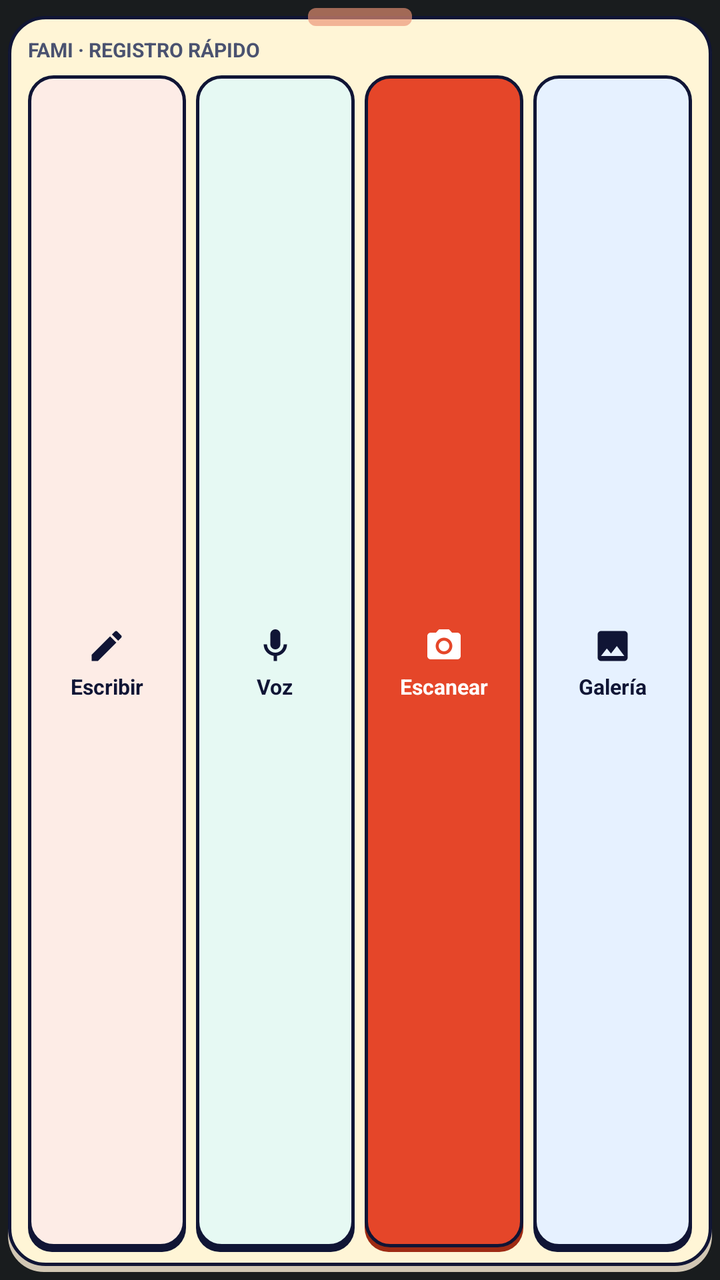
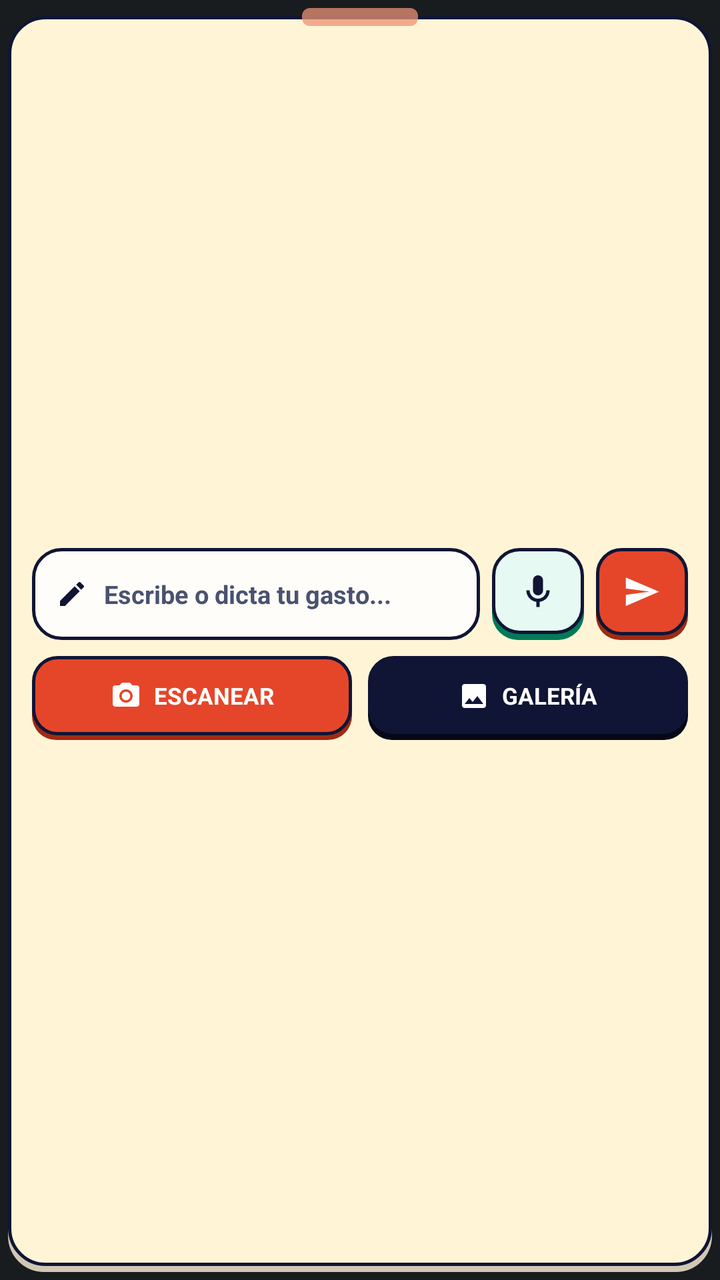

The first picture is an Android layout as it rendered before a commit; the second is the same layout after the commit. The layout source and the unified diff follow.
<!-- AndroidManifest.xml: application theme Theme.MyApplication -->
<!-- res/layout/widget_fami_quick.xml -->
<?xml version="1.0" encoding="utf-8"?>
<FrameLayout xmlns:android="http://schemas.android.com/apk/res/android"
    android:layout_width="match_parent"
    android:layout_height="match_parent"
    android:padding="4dp">

    
    <LinearLayout
        android:id="@+id/widget_root"
        android:layout_width="match_parent"
        android:layout_height="match_parent"
        android:layout_marginTop="4dp"
        android:background="@drawable/widget_sticky_note_bg"
        android:orientation="vertical"
        android:paddingStart="10dp"
        android:paddingTop="10dp"
        android:paddingEnd="10dp"
        android:paddingBottom="10dp">

        
        <LinearLayout
            android:layout_width="match_parent"
            android:layout_height="wrap_content"
            android:gravity="center_vertical"
            android:orientation="horizontal"
            android:paddingBottom="6dp">

            <TextView
                android:layout_width="0dp"
                android:layout_height="wrap_content"
                android:layout_weight="1"
                android:ellipsize="end"
                android:maxLines="1"
                android:text="FAMI · REGISTRO RÁPIDO"
                android:textColor="@color/widget_sticky_ink_muted"
                android:textSize="10sp"
                android:textStyle="bold" />
        </LinearLayout>

        
        <LinearLayout
            android:layout_width="match_parent"
            android:layout_height="0dp"
            android:layout_weight="1"
            android:baselineAligned="false"
            android:gravity="center"
            android:orientation="horizontal">

            
            <LinearLayout
                android:id="@+id/widget_btn_write"
                android:layout_width="0dp"
                android:layout_height="match_parent"
                android:layout_marginEnd="5dp"
                android:layout_weight="1"
                android:background="@drawable/widget_btn_peach"
                android:clickable="true"
                android:contentDescription="Escribir movimiento"
                android:focusable="true"
                android:gravity="center"
                android:orientation="vertical"
                android:padding="6dp">

                <ImageView
                    android:layout_width="20dp"
                    android:layout_height="20dp"
                    android:contentDescription="@null"
                    android:src="@drawable/ic_widget_edit" />

                <TextView
                    android:layout_width="wrap_content"
                    android:layout_height="wrap_content"
                    android:layout_marginTop="3dp"
                    android:ellipsize="end"
                    android:maxLines="1"
                    android:text="Escribir"
                    android:textColor="@color/widget_sticky_ink"
                    android:textSize="10.5sp"
                    android:textStyle="bold" />
            </LinearLayout>

            
            <LinearLayout
                android:id="@+id/widget_btn_voice"
                android:layout_width="0dp"
                android:layout_height="match_parent"
                android:layout_marginEnd="5dp"
                android:layout_weight="1"
                android:background="@drawable/widget_btn_mint"
                android:clickable="true"
                android:contentDescription="Dictar movimiento por voz"
                android:focusable="true"
                android:gravity="center"
                android:orientation="vertical"
                android:padding="6dp">

                <ImageView
                    android:layout_width="20dp"
                    android:layout_height="20dp"
                    android:contentDescription="@null"
                    android:src="@drawable/ic_widget_mic" />

                <TextView
                    android:layout_width="wrap_content"
                    android:layout_height="wrap_content"
                    android:layout_marginTop="3dp"
                    android:ellipsize="end"
                    android:maxLines="1"
                    android:text="Voz"
                    android:textColor="@color/widget_sticky_ink"
                    android:textSize="10.5sp"
                    android:textStyle="bold" />
            </LinearLayout>

            
            <LinearLayout
                android:id="@+id/widget_btn_scan"
                android:layout_width="0dp"
                android:layout_height="match_parent"
                android:layout_marginEnd="5dp"
                android:layout_weight="1"
                android:background="@drawable/widget_btn_coral"
                android:clickable="true"
                android:contentDescription="Escanear recibo con cámara"
                android:focusable="true"
                android:gravity="center"
                android:orientation="vertical"
                android:padding="6dp">

                <ImageView
                    android:layout_width="20dp"
                    android:layout_height="20dp"
                    android:contentDescription="@null"
                    android:src="@drawable/ic_widget_camera" />

                <TextView
                    android:layout_width="wrap_content"
                    android:layout_height="wrap_content"
                    android:layout_marginTop="3dp"
                    android:ellipsize="end"
                    android:maxLines="1"
                    android:text="Escanear"
                    android:textColor="@color/white"
                    android:textSize="10.5sp"
                    android:textStyle="bold" />
            </LinearLayout>

            
            <LinearLayout
                android:id="@+id/widget_btn_gallery"
                android:layout_width="0dp"
                android:layout_height="match_parent"
                android:layout_weight="1"
                android:background="@drawable/widget_btn_sky"
                android:clickable="true"
                android:contentDescription="Seleccionar recibo de galería"
                android:focusable="true"
                android:gravity="center"
                android:orientation="vertical"
                android:padding="6dp">

                <ImageView
                    android:layout_width="20dp"
                    android:layout_height="20dp"
                    android:contentDescription="@null"
                    android:src="@drawable/ic_widget_gallery" />

                <TextView
                    android:layout_width="wrap_content"
                    android:layout_height="wrap_content"
                    android:layout_marginTop="3dp"
                    android:ellipsize="end"
                    android:maxLines="1"
                    android:text="Galería"
                    android:textColor="@color/widget_sticky_ink"
                    android:textSize="10.5sp"
                    android:textStyle="bold" />
            </LinearLayout>
        </LinearLayout>
    </LinearLayout>

    
    <ImageView
        android:layout_width="52dp"
        android:layout_height="9dp"
        android:layout_gravity="top|center_horizontal"
        android:contentDescription="@null"
        android:src="@drawable/widget_sticky_tape" />

</FrameLayout>
<!-- resources referenced by this layout -->
<resources>
  <color name="white">#FFFFFFFF</color>
  <color name="widget_sticky_ink">#FF101535</color>
  <color name="widget_sticky_ink_muted">#FF4A5270</color>
  <!-- drawable ic_widget_gallery (drawable) -->
  <vector xmlns:android="http://schemas.android.com/apk/res/android"
      android:width="24dp"
      android:height="24dp"
      android:viewportWidth="24"
      android:viewportHeight="24">
      <path
          android:fillColor="@color/widget_sticky_ink"
          android:pathData="M21,19V5c0,-1.1 -0.9,-2 -2,-2H5c-1.1,0 -2,0.9 -2,2v14c0,1.1 0.9,2 2,2h14c1.1,0 2,-0.9 2,-2zM8.5,13.5l2.5,3.01L14.5,12l4.5,6H5l3.5,-4.5z" />
  </vector>
  <!-- drawable widget_btn_mint (drawable) -->
  <?xml version="1.0" encoding="utf-8"?>
  <layer-list xmlns:android="http://schemas.android.com/apk/res/android">
      <item android:top="2.5dp">
          <shape android:shape="rectangle">
              <solid android:color="@color/widget_sticky_border" />
              <corners android:radius="12dp" />
          </shape>
      </item>
      <item android:bottom="2.5dp">
          <shape android:shape="rectangle">
              <solid android:color="@color/widget_btn_mint_bg" />
              <stroke
                  android:width="1.5dp"
                  android:color="@color/widget_sticky_border" />
              <corners android:radius="12dp" />
          </shape>
      </item>
  </layer-list>
  <!-- drawable widget_btn_peach (drawable) -->
  <?xml version="1.0" encoding="utf-8"?>
  <layer-list xmlns:android="http://schemas.android.com/apk/res/android">
      <item android:top="2.5dp">
          <shape android:shape="rectangle">
              <solid android:color="@color/widget_sticky_border" />
              <corners android:radius="12dp" />
          </shape>
      </item>
      <item android:bottom="2.5dp">
          <shape android:shape="rectangle">
              <solid android:color="@color/widget_btn_peach_bg" />
              <stroke
                  android:width="1.5dp"
                  android:color="@color/widget_sticky_border" />
              <corners android:radius="12dp" />
          </shape>
      </item>
  </layer-list>
  <!-- drawable widget_btn_sky (drawable) -->
  <?xml version="1.0" encoding="utf-8"?>
  <layer-list xmlns:android="http://schemas.android.com/apk/res/android">
      <item android:top="2.5dp">
          <shape android:shape="rectangle">
              <solid android:color="@color/widget_sticky_border" />
              <corners android:radius="12dp" />
          </shape>
      </item>
      <item android:bottom="2.5dp">
          <shape android:shape="rectangle">
              <solid android:color="@color/widget_btn_sky_bg" />
              <stroke
                  android:width="1.5dp"
                  android:color="@color/widget_sticky_border" />
              <corners android:radius="12dp" />
          </shape>
      </item>
  </layer-list>
  <!-- drawable widget_sticky_tape (drawable) -->
  <?xml version="1.0" encoding="utf-8"?>
  <shape xmlns:android="http://schemas.android.com/apk/res/android"
      android:shape="rectangle">
      <solid android:color="@color/widget_sticky_tape" />
      <corners android:radius="4dp" />
  </shape>
  <style name="Theme.MyApplication" parent="android:Theme.DeviceDefault.NoActionBar" />
  <color name="widget_btn_coral_lip">#FF9E2B14</color>
  <color name="widget_btn_coral_bg">#FFE54629</color>
  <color name="widget_sticky_border">#FF101535</color>
  <color name="widget_btn_mint_bg">#FFE6F9F3</color>
  <color name="widget_btn_peach_bg">#FFFDECE6</color>
  <color name="widget_btn_sky_bg">#FFE6F1FF</color>
  <color name="widget_sticky_shadow">#FFD2C7B4</color>
  <color name="widget_sticky_bg">#FFFFF5D6</color>
  <color name="widget_sticky_tape">#A6EB9376</color>
  <!-- unchanged entries left out for length: 5 -->
</resources>

<!-- the commit's change to res/layout/widget_fami_quick.xml (unified diff, before → after) -->
@@ -11,39 +11,18 @@
         android:layout_height="match_parent"
         android:layout_marginTop="4dp"
         android:background="@drawable/widget_sticky_note_bg"
+        android:gravity="center_vertical"
         android:orientation="vertical"
-        android:paddingStart="10dp"
-        android:paddingTop="10dp"
-        android:paddingEnd="10dp"
-        android:paddingBottom="10dp">
+        android:paddingStart="12dp"
+        android:paddingTop="12dp"
+        android:paddingEnd="12dp"
+        android:paddingBottom="12dp">
 
         
         <LinearLayout
             android:layout_width="match_parent"
-            android:layout_height="wrap_content"
+            android:layout_height="46dp"
             android:gravity="center_vertical"
-            android:orientation="horizontal"
-            android:paddingBottom="6dp">
-
-            <TextView
-                android:layout_width="0dp"
-                android:layout_height="wrap_content"
-                android:layout_weight="1"
-                android:ellipsize="end"
-                android:maxLines="1"
-                android:text="FAMI · REGISTRO RÁPIDO"
-                android:textColor="@color/widget_sticky_ink_muted"
-                android:textSize="10sp"
-                android:textStyle="bold" />
-        </LinearLayout>
-
-        
-        <LinearLayout
-            android:layout_width="match_parent"
-            android:layout_height="0dp"
-            android:layout_weight="1"
-            android:baselineAligned="false"
-            android:gravity="center"
             android:orientation="horizontal">
 
             
@@ -51,97 +30,119 @@
                 android:id="@+id/widget_btn_write"
                 android:layout_width="0dp"
                 android:layout_height="match_parent"
-                android:layout_marginEnd="5dp"
+                android:layout_marginEnd="6dp"
                 android:layout_weight="1"
-                android:background="@drawable/widget_btn_peach"
+                android:background="@drawable/widget_input_field_bg"
                 android:clickable="true"
-                android:contentDescription="Escribir movimiento"
+                android:contentDescription="Escribir gasto o ingreso"
                 android:focusable="true"
-                android:gravity="center"
-                android:orientation="vertical"
-                android:padding="6dp">
+                android:gravity="center_vertical"
+                android:orientation="horizontal"
+                android:paddingStart="12dp"
+                android:paddingEnd="10dp">
 
                 <ImageView
-                    android:layout_width="20dp"
-                    android:layout_height="20dp"
+                    android:layout_width="16dp"
+                    android:layout_height="16dp"
+                    android:layout_marginEnd="8dp"
                     android:contentDescription="@null"
                     android:src="@drawable/ic_widget_edit" />
 
                 <TextView
-                    android:layout_width="wrap_content"
+                    android:layout_width="0dp"
                     android:layout_height="wrap_content"
-                    android:layout_marginTop="3dp"
+                    android:layout_weight="1"
                     android:ellipsize="end"
                     android:maxLines="1"
-                    android:text="Escribir"
-                    android:textColor="@color/widget_sticky_ink"
-                    android:textSize="10.5sp"
+                    android:text="Escribe o dicta tu gasto..."
+                    android:textColor="@color/widget_sticky_ink_muted"
+                    android:textSize="12.5sp"
                     android:textStyle="bold" />
             </LinearLayout>
 
             
             <LinearLayout
                 android:id="@+id/widget_btn_voice"
-                android:layout_width="0dp"
+                android:layout_width="46dp"
                 android:layout_height="match_parent"
-                android:layout_marginEnd="5dp"
-                android:layout_weight="1"
+                android:layout_marginEnd="6dp"
                 android:background="@drawable/widget_btn_mint"
                 android:clickable="true"
                 android:contentDescription="Dictar movimiento por voz"
                 android:focusable="true"
                 android:gravity="center"
                 android:orientation="vertical"
-                android:padding="6dp">
+                android:paddingBottom="2dp">
 
                 <ImageView
                     android:layout_width="20dp"
                     android:layout_height="20dp"
                     android:contentDescription="@null"
                     android:src="@drawable/ic_widget_mic" />
+            </LinearLayout>
 
-                <TextView
-                    android:layout_width="wrap_content"
-                    android:layout_height="wrap_content"
-                    android:layout_marginTop="3dp"
-                    android:ellipsize="end"
-                    android:maxLines="1"
-                    android:text="Voz"
-                    android:textColor="@color/widget_sticky_ink"
-                    android:textSize="10.5sp"
-                    android:textStyle="bold" />
+            
+            <LinearLayout
+                android:id="@+id/widget_btn_send"
+                android:layout_width="46dp"
+                android:layout_height="match_parent"
+                android:background="@drawable/widget_btn_coral"
+                android:clickable="true"
+                android:contentDescription="Registrar movimiento escrito"
+                android:focusable="true"
+                android:gravity="center"
+                android:orientation="vertical"
+                android:paddingBottom="2dp">
+
+                <ImageView
+                    android:layout_width="19dp"
+                    android:layout_height="19dp"
+                    android:contentDescription="@null"
+                    android:src="@drawable/ic_widget_send" />
             </LinearLayout>
+        </LinearLayout>
+
+        
+        <LinearLayout
+            android:layout_width="match_parent"
+            android:layout_height="42dp"
+            android:layout_marginTop="8dp"
+            android:baselineAligned="false"
+            android:gravity="center_vertical"
+            android:orientation="horizontal">
 
             
             <LinearLayout
                 android:id="@+id/widget_btn_scan"
                 android:layout_width="0dp"
                 android:layout_height="match_parent"
-                android:layout_marginEnd="5dp"
+                android:layout_marginEnd="8dp"
                 android:layout_weight="1"
                 android:background="@drawable/widget_btn_coral"
                 android:clickable="true"
                 android:contentDescription="Escanear recibo con cámara"
                 android:focusable="true"
                 android:gravity="center"
-                android:orientation="vertical"
-                android:padding="6dp">
+                android:orientation="horizontal"
+                android:paddingStart="10dp"
+                android:paddingEnd="10dp"
+                android:paddingBottom="2dp">
 
                 <ImageView
-                    android:layout_width="20dp"
-                    android:layout_height="20dp"
+                    android:layout_width="16dp"
+                    android:layout_height="16dp"
+                    android:layout_marginEnd="6dp"
                     android:contentDescription="@null"
                     android:src="@drawable/ic_widget_camera" />
 
                 <TextView
                     android:layout_width="wrap_content"
                     android:layout_height="wrap_content"
-                    android:layout_marginTop="3dp"
                     android:ellipsize="end"
                     android:maxLines="1"
-                    android:text="Escanear"
+                    android:text="ESCANEAR"
                     android:textColor="@color/white"
-                    android:textSize="10.5sp"
+                    android:textSize="11.5sp"
                     android:textStyle="bold" />
             </LinearLayout>
 
@@ -151,29 +152,31 @@
                 android:layout_width="0dp"
                 android:layout_height="match_parent"
                 android:layout_weight="1"
-                android:background="@drawable/widget_btn_sky"
+                android:background="@drawable/widget_btn_navy"
                 android:clickable="true"
                 android:contentDescription="Seleccionar recibo de galería"
                 android:focusable="true"
                 android:gravity="center"
-                android:orientation="vertical"
-                android:padding="6dp">
+                android:orientation="horizontal"
+                android:paddingStart="10dp"
+                android:paddingEnd="10dp"
+                android:paddingBottom="2dp">
 
                 <ImageView
-                    android:layout_width="20dp"
-                    android:layout_height="20dp"
+                    android:layout_width="16dp"
+                    android:layout_height="16dp"
+                    android:layout_marginEnd="6dp"
                     android:contentDescription="@null"
                     android:src="@drawable/ic_widget_gallery" />
 
                 <TextView
                     android:layout_width="wrap_content"
                     android:layout_height="wrap_content"
-                    android:layout_marginTop="3dp"
                     android:ellipsize="end"
                     android:maxLines="1"
-                    android:text="Galería"
-                    android:textColor="@color/widget_sticky_ink"
-                    android:textSize="10.5sp"
+                    android:text="GALERÍA"
+                    android:textColor="@color/white"
+                    android:textSize="11.5sp"
                     android:textStyle="bold" />
             </LinearLayout>
         </LinearLayout>
@@ -181,7 +184,7 @@
 
     
     <ImageView
-        android:layout_width="52dp"
+        android:layout_width="58dp"
         android:layout_height="9dp"
         android:layout_gravity="top|center_horizontal"
         android:contentDescription="@null"
<!-- resource entries referenced after the edit -->
@@ -10,21 +10,50 @@
       android:viewportWidth="24"
       android:viewportHeight="24">
       <path
-          android:fillColor="@color/widget_sticky_ink"
+          android:fillColor="#FFFFFFFF"
           android:pathData="M21,19V5c0,-1.1 -0.9,-2 -2,-2H5c-1.1,0 -2,0.9 -2,2v14c0,1.1 0.9,2 2,2h14c1.1,0 2,-0.9 2,-2zM8.5,13.5l2.5,3.01L14.5,12l4.5,6H5l3.5,-4.5z" />
+  </vector>
+  <!-- drawable ic_widget_send (drawable) -->
+  <vector xmlns:android="http://schemas.android.com/apk/res/android"
+      android:width="24dp"
+      android:height="24dp"
+      android:viewportWidth="24"
+      android:viewportHeight="24">
+      <path
+          android:fillColor="#FFFFFFFF"
+          android:pathData="M2.01,21L23,12 2.01,3 2,10l15,2 -15,2z" />
   </vector>
   <!-- drawable widget_btn_mint (drawable) -->
   <?xml version="1.0" encoding="utf-8"?>
   <layer-list xmlns:android="http://schemas.android.com/apk/res/android">
-      <item android:top="2.5dp">
+      <item android:top="3dp">
           <shape android:shape="rectangle">
-              <solid android:color="@color/widget_sticky_border" />
+              <solid android:color="@color/widget_btn_mint_lip" />
+              <corners android:radius="13dp" />
+          </shape>
+      </item>
+      <item android:bottom="3dp">
+          <shape android:shape="rectangle">
+              <solid android:color="@color/widget_btn_mint_bg" />
+              <stroke
+                  android:width="1.5dp"
+                  android:color="@color/widget_sticky_border" />
+              <corners android:radius="13dp" />
+          </shape>
+      </item>
+  </layer-list>
+  <!-- drawable widget_btn_navy (drawable) -->
+  <?xml version="1.0" encoding="utf-8"?>
+  <layer-list xmlns:android="http://schemas.android.com/apk/res/android">
+      <item android:top="3dp">
+          <shape android:shape="rectangle">
+              <solid android:color="@color/widget_btn_navy_lip" />
               <corners android:radius="12dp" />
           </shape>
       </item>
-      <item android:bottom="2.5dp">
+      <item android:bottom="3dp">
           <shape android:shape="rectangle">
-              <solid android:color="@color/widget_btn_mint_bg" />
+              <solid android:color="@color/widget_btn_navy_bg" />
               <stroke
                   android:width="1.5dp"
                   android:color="@color/widget_sticky_border" />
@@ -32,44 +61,16 @@
           </shape>
       </item>
   </layer-list>
-  <!-- drawable widget_btn_peach (drawable) -->
+  <!-- drawable widget_input_field_bg (drawable) -->
   <?xml version="1.0" encoding="utf-8"?>
-  <layer-list xmlns:android="http://schemas.android.com/apk/res/android">
-      <item android:top="2.5dp">
-          <shape android:shape="rectangle">
-              <solid android:color="@color/widget_sticky_border" />
-              <corners android:radius="12dp" />
-          </shape>
-      </item>
-      <item android:bottom="2.5dp">
-          <shape android:shape="rectangle">
-              <solid android:color="@color/widget_btn_peach_bg" />
-              <stroke
-                  android:width="1.5dp"
-                  android:color="@color/widget_sticky_border" />
-              <corners android:radius="12dp" />
-          </shape>
-      </item>
-  </layer-list>
-  <!-- drawable widget_btn_sky (drawable) -->
-  <?xml version="1.0" encoding="utf-8"?>
-  <layer-list xmlns:android="http://schemas.android.com/apk/res/android">
-      <item android:top="2.5dp">
-          <shape android:shape="rectangle">
-              <solid android:color="@color/widget_sticky_border" />
-              <corners android:radius="12dp" />
-          </shape>
-      </item>
-      <item android:bottom="2.5dp">
-          <shape android:shape="rectangle">
-              <solid android:color="@color/widget_btn_sky_bg" />
-              <stroke
-                  android:width="1.5dp"
-                  android:color="@color/widget_sticky_border" />
-              <corners android:radius="12dp" />
-          </shape>
-      </item>
-  </layer-list>
+  <shape xmlns:android="http://schemas.android.com/apk/res/android"
+      android:shape="rectangle">
+      <solid android:color="@color/widget_input_sheet_bg" />
+      <stroke
+          android:width="1.5dp"
+          android:color="@color/widget_sticky_border" />
+      <corners android:radius="14dp" />
+  </shape>
   <!-- drawable widget_sticky_tape (drawable) -->
   <?xml version="1.0" encoding="utf-8"?>
   <shape xmlns:android="http://schemas.android.com/apk/res/android"
@@ -81,12 +82,14 @@
   <color name="widget_btn_coral_lip">#FF9E2B14</color>
   <color name="widget_btn_coral_bg">#FFE54629</color>
   <color name="widget_sticky_border">#FF101535</color>
+  <color name="widget_btn_mint_lip">#FF007A58</color>
   <color name="widget_btn_mint_bg">#FFE6F9F3</color>
-  <color name="widget_btn_peach_bg">#FFFDECE6</color>
-  <color name="widget_btn_sky_bg">#FFE6F1FF</color>
+  <color name="widget_btn_navy_lip">#FF060818</color>
+  <color name="widget_btn_navy_bg">#FF101535</color>
+  <color name="widget_input_sheet_bg">#FFFFFDF9</color>
   <color name="widget_sticky_shadow">#FFD2C7B4</color>
   <color name="widget_sticky_bg">#FFFFF5D6</color>
-  <color name="widget_sticky_tape">#A6EB9376</color>
+  <color name="widget_sticky_tape">#BFEB9376</color>
   <!-- unchanged entries left out for length: 5 -->
 </resources>
 
